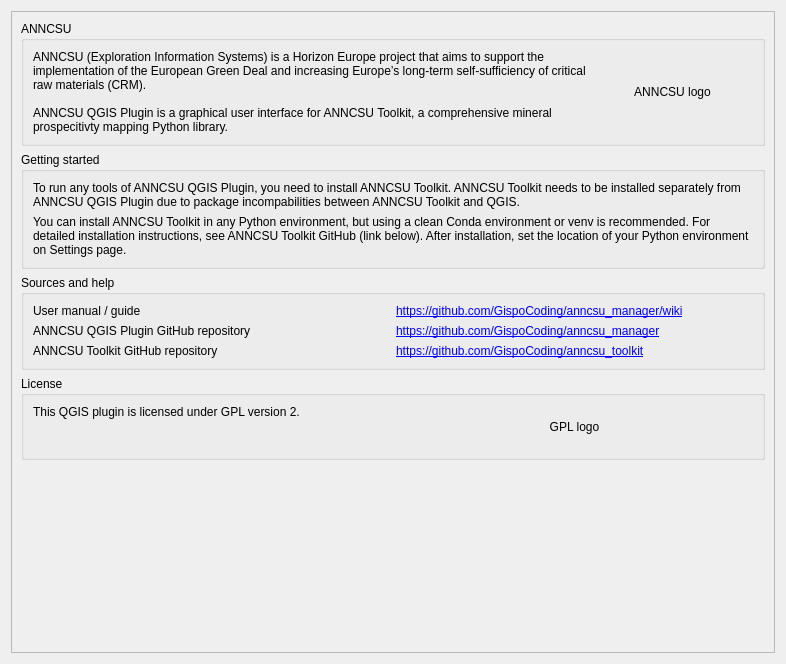
Old version of the form qgisplugin/anncsu_manager/resources/ui/wizard_about.ui in the repository anncsu-open/anncsu-manager.
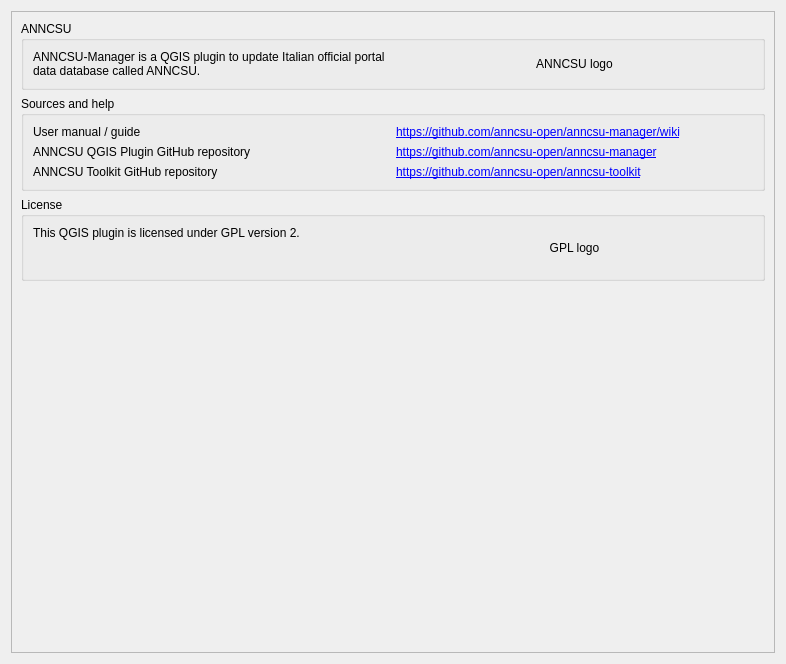
New version of the form.

What changed in the file:
```diff
--- a/qgisplugin/anncsu_manager/resources/ui/wizard_about.ui
+++ b/qgisplugin/anncsu_manager/resources/ui/wizard_about.ui
@@ -50,9 +50,7 @@
              </sizepolicy>
             </property>
             <property name="text">
-             <string>ANNCSU (Exploration Information Systems) is a Horizon Europe project that aims to support the implementation of the European Green Deal and increasing Europe’s long-term self-sufficiency of critical raw materials (CRM).
-
-ANNCSU QGIS Plugin is a graphical user interface for ANNCSU Toolkit, a comprehensive mineral prospecitivty mapping Python library.</string>
+             <string>ANNCSU-Manager is a QGIS plugin to update Italian official portal data database called ANNCSU.</string>
             </property>
             <property name="wordWrap">
              <bool>true</bool>
@@ -78,35 +76,6 @@
          </layout>
         </widget>
        </item>
-       <item>
-        <widget class="QGroupBox" name="groupBox_5">
-         <property name="title">
-          <string>Getting started</string>
-         </property>
-         <layout class="QVBoxLayout" name="verticalLayout_4">
-          <item>
-           <widget class="QLabel" name="label_5">
-            <property name="text">
-             <string>To run any tools of ANNCSU QGIS Plugin, you need to install ANNCSU Toolkit. ANNCSU Toolkit needs to be installed separately from ANNCSU QGIS Plugin due to package incompabilities between ANNCSU Toolkit and QGIS.</string>
-            </property>
-            <property name="wordWrap">
-             <bool>true</bool>
-            </property>
-           </widget>
-          </item>
-          <item>
-           <widget class="QLabel" name="label_6">
-            <property name="text">
-             <string>You can install ANNCSU Toolkit in any Python environment, but using a clean Conda environment or venv is recommended. For detailed installation instructions, see ANNCSU Toolkit GitHub (link below). After installation, set the location of your Python environment on Settings page.</string>
-            </property>
-            <property name="wordWrap">
-             <bool>true</bool>
-            </property>
-           </widget>
-          </item>
-         </layout>
-        </widget>
-       </item>
        <item>
         <widget class="QGroupBox" name="groupBox_2">
          <property name="sizePolicy">
@@ -136,7 +105,7 @@
           <item row="2" column="1">
            <widget class="QLabel" name="label_21">
             <property name="text">
-             <string notr="true">&lt;html&gt;&lt;head/&gt;&lt;body&gt;&lt;p&gt;&lt;a href=&quot;https://github.com/GispoCoding/anncsu_toolkit&quot;&gt;&lt;span style=&quot; text-decoration: underline; color:#0000ff;&quot;&gt;https://github.com/GispoCoding/anncsu_toolkit&lt;/span&gt;&lt;/a&gt;&lt;/p&gt;&lt;/body&gt;&lt;/html&gt;</string>
+             <string notr="true">&lt;html&gt;&lt;head/&gt;&lt;body&gt;&lt;p&gt;&lt;a href=&quot;https://github.com/anncsu-open/anncsu_toolkit&quot;&gt;&lt;span style=&quot; text-decoration: underline; color:#0000ff;&quot;&gt;https://github.com/anncsu-open/anncsu-toolkit&lt;/span&gt;&lt;/a&gt;&lt;/p&gt;&lt;/body&gt;&lt;/html&gt;</string>
             </property>
             <property name="openExternalLinks">
              <bool>true</bool>
@@ -146,7 +115,7 @@
           <item row="1" column="1">
            <widget class="QLabel" name="label_20">
             <property name="text">
-             <string notr="true">&lt;html&gt;&lt;head/&gt;&lt;body&gt;&lt;p&gt;&lt;a href=&quot;https://github.com/GispoCoding/anncsu_manager&quot;&gt;&lt;span style=&quot; text-decoration: underline; color:#0000ff;&quot;&gt;https://github.com/GispoCoding/anncsu_manager&lt;/span&gt;&lt;/a&gt;&lt;/p&gt;&lt;/body&gt;&lt;/html&gt;</string>
+             <string notr="true">&lt;html&gt;&lt;head/&gt;&lt;body&gt;&lt;p&gt;&lt;a href=&quot;https://github.com/anncsu-open/anncsu-manager&quot;&gt;&lt;span style=&quot; text-decoration: underline; color:#0000ff;&quot;&gt;https://github.com/anncsu-open/anncsu-manager&lt;/span&gt;&lt;/a&gt;&lt;/p&gt;&lt;/body&gt;&lt;/html&gt;</string>
             </property>
             <property name="openExternalLinks">
              <bool>true</bool>
@@ -163,7 +132,7 @@
           <item row="0" column="1">
            <widget class="QLabel" name="label_22">
             <property name="text">
-             <string notr="true">&lt;html&gt;&lt;head/&gt;&lt;body&gt;&lt;p&gt;&lt;a href=&quot;https://github.com/GispoCoding/anncsu_manager/wiki&quot;&gt;&lt;span style=&quot; text-decoration: underline; color:#0000ff;&quot;&gt;https://github.com/GispoCoding/anncsu_manager/wiki&lt;/span&gt;&lt;/a&gt;&lt;/p&gt;&lt;/body&gt;&lt;/html&gt;</string>
+             <string notr="true">&lt;html&gt;&lt;head/&gt;&lt;body&gt;&lt;p&gt;&lt;a href=&quot;https://github.com/anncsu-open/anncsu-manager/wiki&quot;&gt;&lt;span style=&quot; text-decoration: underline; color:#0000ff;&quot;&gt;https://github.com/anncsu-open/anncsu-manager/wiki&lt;/span&gt;&lt;/a&gt;&lt;/p&gt;&lt;/body&gt;&lt;/html&gt;</string>
             </property>
             <property name="openExternalLinks">
              <bool>true</bool>
```
